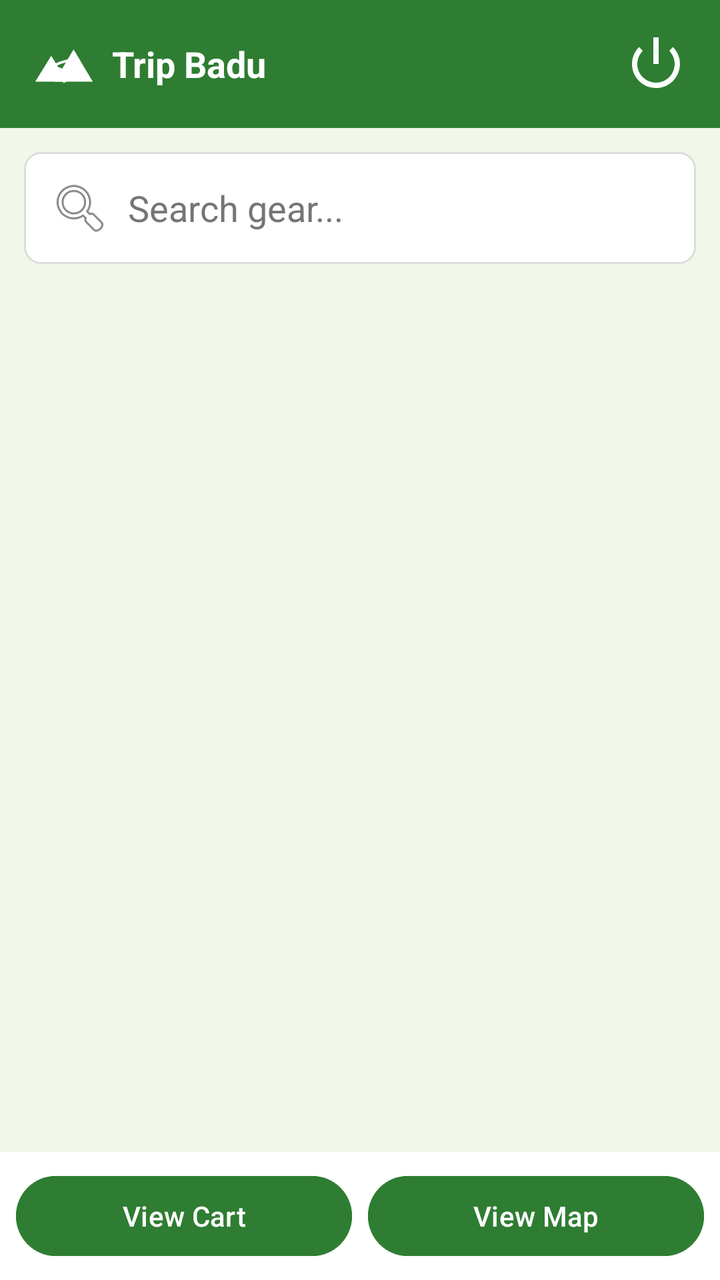
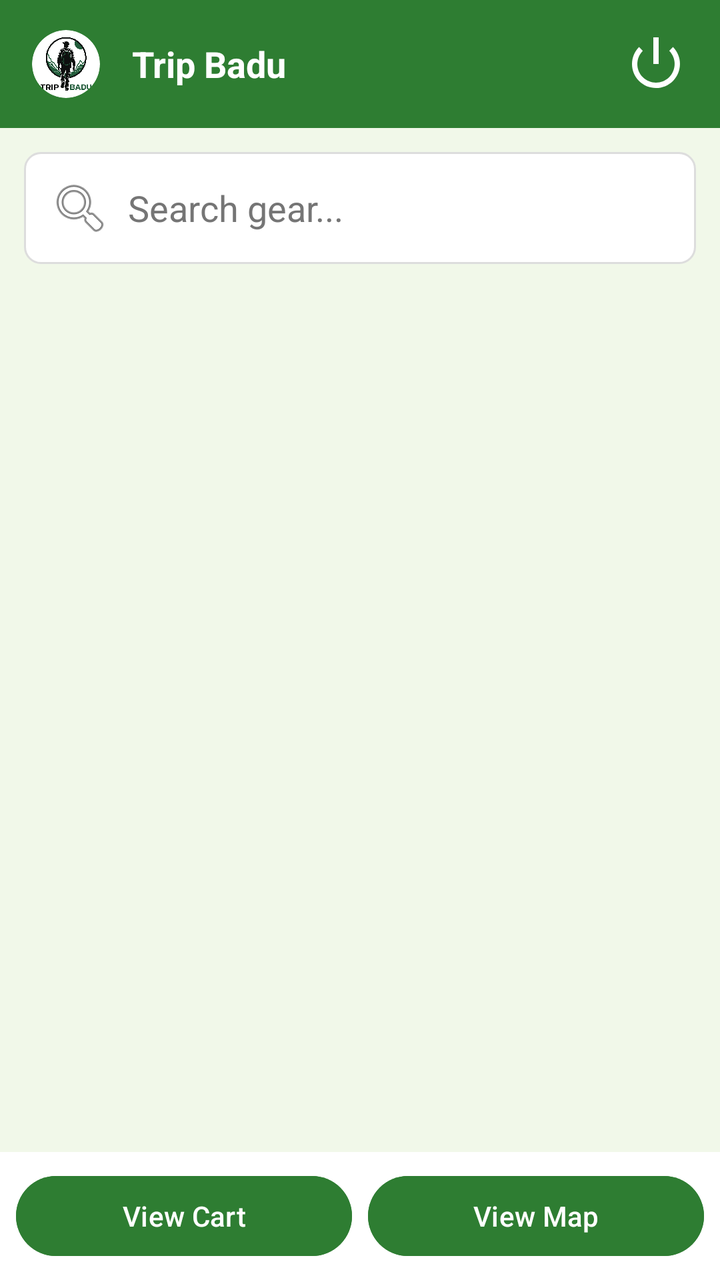

An Android layout rendered at two revisions. The XML below is the earlier revision; the diff shows what the commit changed to produce the second picture.
<!-- AndroidManifest.xml: application theme Theme.TripBadu -->
<!-- res/layout/activity_home.xml -->
<?xml version="1.0" encoding="utf-8"?>
<androidx.constraintlayout.widget.ConstraintLayout xmlns:android="http://schemas.android.com/apk/res/android"
    xmlns:app="http://schemas.android.com/apk/res-auto"
    android:layout_width="match_parent"
    android:layout_height="match_parent"
    android:background="@color/background">

    <com.google.android.material.appbar.AppBarLayout
        android:id="@+id/appBarLayout"
        android:layout_width="match_parent"
        android:layout_height="wrap_content"
        app:layout_constraintTop_toTopOf="parent">

        <com.google.android.material.appbar.MaterialToolbar
            android:id="@+id/toolbar"
            android:layout_width="match_parent"
            android:layout_height="?attr/actionBarSize"
            android:background="@color/primary"
            app:titleTextColor="@color/on_primary">

            <RelativeLayout
                android:layout_width="match_parent"
                android:layout_height="wrap_content">

                <LinearLayout
                    android:layout_width="wrap_content"
                    android:layout_height="wrap_content"
                    android:orientation="horizontal"
                    android:gravity="center_vertical"
                    android:layout_alignParentStart="true">

                    <ImageView
                        android:layout_width="32dp"
                        android:layout_height="32dp"
                        android:src="@drawable/ic_tripbadu_logo"
                        android:contentDescription="Logo"
                        app:tint="@color/on_primary"/>

                    <TextView
                        android:layout_width="wrap_content"
                        android:layout_height="wrap_content"
                        android:text="Trip Badu"
                        android:textColor="@color/on_primary"
                        android:textSize="18sp"
                        android:textStyle="bold"
                        android:layout_marginStart="8dp"/>
                </LinearLayout>

                <ImageView
                    android:id="@+id/ivLogout"
                    android:layout_width="32dp"
                    android:layout_height="32dp"
                    android:src="@android:drawable/ic_lock_power_off"
                    android:contentDescription="Logout"
                    android:layout_alignParentEnd="true"
                    android:layout_centerVertical="true"
                    android:layout_marginEnd="16dp"
                    app:tint="@color/on_primary"
                    android:clickable="true"
                    android:focusable="true"
                    android:background="?attr/selectableItemBackgroundBorderless"/>

            </RelativeLayout>

        </com.google.android.material.appbar.MaterialToolbar>

    </com.google.android.material.appbar.AppBarLayout>

    <EditText
        android:id="@+id/etSearch"
        android:layout_width="match_parent"
        android:layout_height="wrap_content"
        android:hint="Search gear..."
        android:padding="12dp"
        android:background="@drawable/search_bg"
        android:layout_margin="12dp"
        android:drawableStart="@android:drawable/ic_menu_search"
        android:drawablePadding="8dp"
        app:layout_constraintTop_toBottomOf="@id/appBarLayout" />

    <androidx.recyclerview.widget.RecyclerView
        android:id="@+id/rvGear"
        android:layout_width="match_parent"
        android:layout_height="0dp"
        android:padding="8dp"
        app:layout_constraintTop_toBottomOf="@id/etSearch"
        app:layout_constraintBottom_toTopOf="@id/bottomNavigation" />

    <LinearLayout
        android:id="@+id/bottomNavigation"
        android:layout_width="match_parent"
        android:layout_height="wrap_content"
        android:orientation="horizontal"
        android:background="@color/surface"
        android:padding="8dp"
        app:layout_constraintBottom_toBottomOf="parent">

        <Button
            android:id="@+id/btnViewCart"
            android:layout_width="0dp"
            android:layout_height="wrap_content"
            android:layout_weight="1"
            android:text="View Cart"
            android:layout_marginEnd="4dp"
            android:backgroundTint="@color/primary"/>

        <Button
            android:id="@+id/btnViewMap"
            android:layout_width="0dp"
            android:layout_height="wrap_content"
            android:layout_weight="1"
            android:text="View Map"
            android:layout_marginStart="4dp"
            android:backgroundTint="@color/primary"/>

    </LinearLayout>

</androidx.constraintlayout.widget.ConstraintLayout>
<!-- resources referenced by this layout -->
<resources>
  <color name="background">#F1F8E9</color>
  <color name="on_primary">#FFFFFF</color>
  <color name="primary">#2E7D32</color>
  <color name="surface">#FFFFFF</color>
  <!-- drawable ic_tripbadu_logo (drawable) -->
  <vector xmlns:android="http://schemas.android.com/apk/res/android"
      android:width="200dp"
      android:height="150dp"
      android:viewportWidth="200"
      android:viewportHeight="150">
  
      <path
          android:fillColor="#1B5E20"
          android:pathData="M 10,130 L 60,50 L 110,130 Z" />
  
      <path
          android:fillColor="#2E7D32"
          android:pathData="M 70,130 L 130,30 L 190,130 Z" />
  
      <path
          android:fillColor="#FFFFFF"
          android:pathData="M 60,50 L 78.5,80 L 41.5,80 Z" />
  
      <path
          android:fillColor="#F5F5F5"
          android:pathData="M 130,30 L 151,65 L 109,65 Z" />
  
      <path
          android:strokeColor="#FFFFFF"
          android:strokeWidth="8"
          android:strokeLineCap="round"
          android:fillColor="#00000000"
          android:pathData="M 100,130 Q 120,100 85,90 T 110,65" />
  
  </vector>
  <!-- drawable search_bg (drawable) -->
  <?xml version="1.0" encoding="utf-8"?>
  <shape xmlns:android="http://schemas.android.com/apk/res/android">
      <solid android:color="@color/surface" />
      <corners android:radius="8dp" />
      <stroke
          android:width="1dp"
          android:color="#DDDDDD" />
  </shape>
  <style name="Theme.TripBadu" parent="Base.Theme.TripBadu" />
  <style name="Base.Theme.TripBadu" parent="Theme.Material3.DayNight.NoActionBar">
          
          <item name="colorPrimary">@color/primary</item>
          <item name="colorPrimaryVariant">@color/primary_variant</item>
          <item name="colorOnPrimary">@color/on_primary</item>
          <item name="colorSecondary">@color/secondary</item>
          <item name="colorSecondaryVariant">@color/secondary_variant</item>
          <item name="colorOnSecondary">@color/on_secondary</item>
          <item name="android:windowBackground">@color/background</item>
  
          
          <item name="colorSurface">@color/surface</item>
          <item name="colorOnSurface">@color/text_primary</item>
          <item name="colorOnSurfaceVariant">@color/text_secondary</item>
          <item name="colorOutline">@color/text_secondary</item>
  
          
          <item name="android:textColorPrimary">@color/text_primary</item>
          <item name="android:textColorSecondary">@color/text_secondary</item>
          <item name="android:textColor">@color/text_primary</item>
          <item name="android:editTextColor">@color/text_primary</item>
          <item name="android:textColorHint">@color/text_secondary</item>
      </style>
  <color name="primary_variant">#1B5E20</color>
  <color name="secondary">#81C784</color>
  <color name="secondary_variant">#4CAF50</color>
  <color name="on_secondary">#000000</color>
  <color name="text_primary">#212121</color>
  <color name="text_secondary">#757575</color>
</resources>

<!-- the commit's change to res/layout/activity_home.xml (unified diff, before → after) -->
@@ -29,12 +29,20 @@
                     android:gravity="center_vertical"
                     android:layout_alignParentStart="true">
 
-                    <ImageView
-                        android:layout_width="32dp"
-                        android:layout_height="32dp"
-                        android:src="@drawable/ic_tripbadu_logo"
-                        android:contentDescription="Logo"
-                        app:tint="@color/on_primary"/>
+                    <androidx.cardview.widget.CardView
+                        android:layout_width="34dp"
+                        android:layout_height="34dp"
+                        app:cardCornerRadius="17dp"
+                        app:cardElevation="0dp"
+                        app:cardBackgroundColor="@android:color/white"
+                        android:layout_marginEnd="8dp">
+                        <ImageView
+                            android:layout_width="match_parent"
+                            android:layout_height="match_parent"
+                            android:src="@drawable/logo"
+                            android:padding="2dp"
+                            android:contentDescription="Trip Badu Logo"/>
+                    </androidx.cardview.widget.CardView>
 
                     <TextView
                         android:layout_width="wrap_content"
<!-- resource entries referenced after the edit -->
@@ -4,37 +4,7 @@
   <color name="on_primary">#FFFFFF</color>
   <color name="primary">#2E7D32</color>
   <color name="surface">#FFFFFF</color>
-  <!-- drawable ic_tripbadu_logo (drawable) -->
-  <vector xmlns:android="http://schemas.android.com/apk/res/android"
-      android:width="200dp"
-      android:height="150dp"
-      android:viewportWidth="200"
-      android:viewportHeight="150">
-  
-      <path
-          android:fillColor="#1B5E20"
-          android:pathData="M 10,130 L 60,50 L 110,130 Z" />
-  
-      <path
-          android:fillColor="#2E7D32"
-          android:pathData="M 70,130 L 130,30 L 190,130 Z" />
-  
-      <path
-          android:fillColor="#FFFFFF"
-          android:pathData="M 60,50 L 78.5,80 L 41.5,80 Z" />
-  
-      <path
-          android:fillColor="#F5F5F5"
-          android:pathData="M 130,30 L 151,65 L 109,65 Z" />
-  
-      <path
-          android:strokeColor="#FFFFFF"
-          android:strokeWidth="8"
-          android:strokeLineCap="round"
-          android:fillColor="#00000000"
-          android:pathData="M 100,130 Q 120,100 85,90 T 110,65" />
-  
-  </vector>
+  <!-- drawable logo: png bitmap (drawable, 107286 bytes) -->
   <!-- drawable search_bg (drawable) -->
   <?xml version="1.0" encoding="utf-8"?>
   <shape xmlns:android="http://schemas.android.com/apk/res/android">
